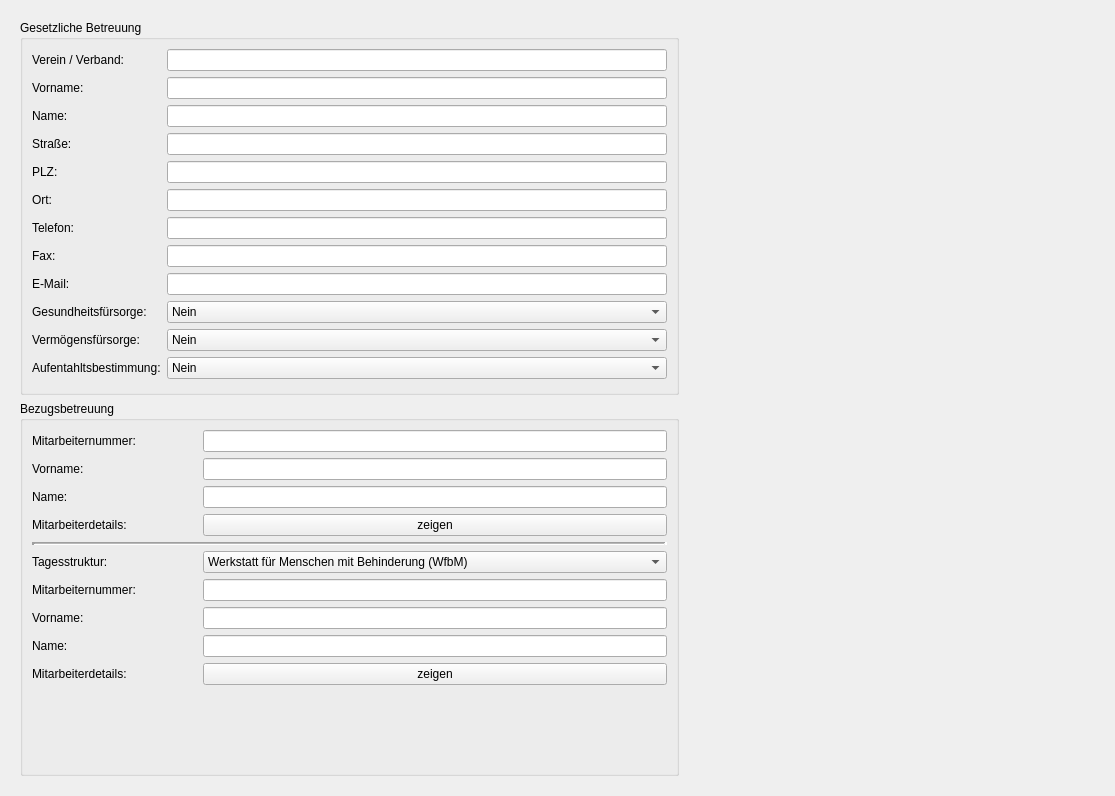
Robotregent/EBP, file ebp_client/betreuung.ui: the form before one commit.
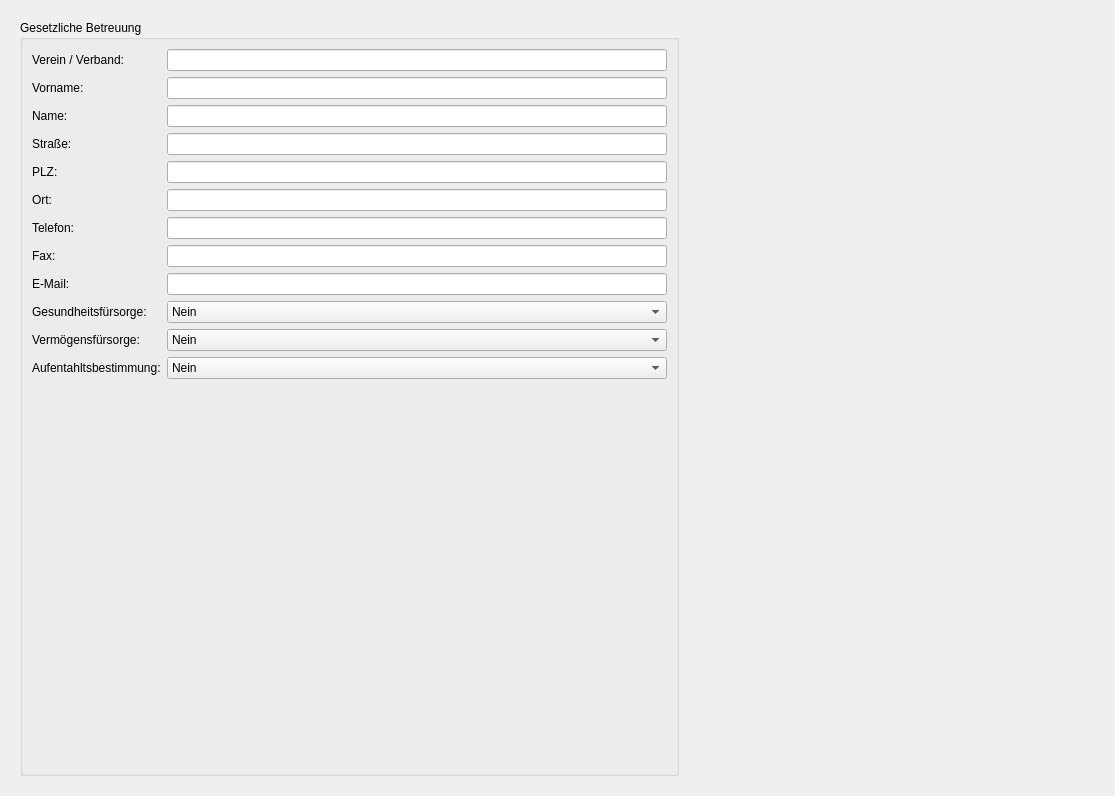
The form after the commit.

Commit message: Betreuung lesen.

What changed in the file:
```diff
--- a/ebp_client/betreuung.ui
+++ b/ebp_client/betreuung.ui
@@ -29,9 +29,9 @@
       <property name="geometry">
        <rect>
         <x>0</x>
-        <y>-12</y>
-        <width>1081</width>
-        <height>790</height>
+        <y>0</y>
+        <width>1097</width>
+        <height>778</height>
        </rect>
       </property>
       <layout class="QGridLayout" name="gridLayout_2">
@@ -211,163 +211,6 @@
          </layout>
         </widget>
        </item>
-       <item row="1" column="0">
-        <widget class="QGroupBox" name="groupBox_2">
-         <property name="title">
-          <string>Bezugsbetreuung</string>
-         </property>
-         <layout class="QVBoxLayout" name="verticalLayout_2">
-          <item>
-           <layout class="QFormLayout" name="formLayout_2">
-            <property name="fieldGrowthPolicy">
-             <enum>QFormLayout::AllNonFixedFieldsGrow</enum>
-            </property>
-            <item row="0" column="0">
-             <widget class="QLabel" name="mitarbeiternrLabel">
-              <property name="minimumSize">
-               <size>
-                <width>165</width>
-                <height>0</height>
-               </size>
-              </property>
-              <property name="text">
-               <string>Mitarbeiternummer:</string>
-              </property>
-             </widget>
-            </item>
-            <item row="0" column="1">
-             <widget class="QLineEdit" name="mitarbeiternummerLineEdit"/>
-            </item>
-            <item row="1" column="0">
-             <widget class="QLabel" name="vornameLabel_2">
-              <property name="text">
-               <string>Vorname:</string>
-              </property>
-             </widget>
-            </item>
-            <item row="1" column="1">
-             <widget class="QLineEdit" name="vornameLineEdit_2"/>
-            </item>
-            <item row="2" column="0">
-             <widget class="QLabel" name="nameLabel_2">
-              <property name="text">
-               <string>Name:</string>
-              </property>
-             </widget>
-            </item>
-            <item row="2" column="1">
-             <widget class="QLineEdit" name="nameLineEdit_2"/>
-            </item>
-            <item row="3" column="0">
-             <widget class="QLabel" name="mitarbeiterdetailsLabel">
-              <property name="text">
-               <string>Mitarbeiterdetails:</string>
-              </property>
-             </widget>
-            </item>
-            <item row="3" column="1">
-             <widget class="QPushButton" name="mitarbeiterdetailsPushButton">
-              <property name="text">
-               <string>zeigen</string>
-              </property>
-             </widget>
-            </item>
-            <item row="4" column="0" colspan="2">
-             <widget class="Line" name="line_2">
-              <property name="frameShadow">
-               <enum>QFrame::Sunken</enum>
-              </property>
-              <property name="lineWidth">
-               <number>3</number>
-              </property>
-              <property name="midLineWidth">
-               <number>1</number>
-              </property>
-              <property name="orientation">
-               <enum>Qt::Horizontal</enum>
-              </property>
-             </widget>
-            </item>
-            <item row="5" column="0">
-             <widget class="QLabel" name="tagesstrukturLabel">
-              <property name="text">
-               <string>Tagesstruktur:</string>
-              </property>
-             </widget>
-            </item>
-            <item row="5" column="1">
-             <widget class="QComboBox" name="tagesstrukturComboBox">
-              <item>
-               <property name="text">
-                <string>Werkstatt für Menschen mit Behinderung (WfbM)</string>
-               </property>
-              </item>
-              <item>
-               <property name="text">
-                <string>Förder- und Betreuungsbereich (FuB)</string>
-               </property>
-              </item>
-              <item>
-               <property name="text">
-                <string>Seniorenbetreuung</string>
-               </property>
-              </item>
-              <item>
-               <property name="text">
-                <string>Weitere</string>
-               </property>
-              </item>
-             </widget>
-            </item>
-            <item row="6" column="0">
-             <widget class="QLabel" name="mitarbeiternummerLabel_2">
-              <property name="text">
-               <string>Mitarbeiternummer:</string>
-              </property>
-             </widget>
-            </item>
-            <item row="6" column="1">
-             <widget class="QLineEdit" name="mitarbeiternummerLineEdit_2"/>
-            </item>
-            <item row="7" column="0">
-             <widget class="QLabel" name="vornameLabel_3">
-              <property name="text">
-               <string>Vorname:</string>
-              </property>
-             </widget>
-            </item>
-            <item row="7" column="1">
-             <widget class="QLineEdit" name="vornameLineEdit_3"/>
-            </item>
-            <item row="8" column="0">
-             <widget class="QLabel" name="nameLabel_3">
-              <property name="text">
-               <string>Name:</string>
-              </property>
-             </widget>
-            </item>
-            <item row="8" column="1">
-             <widget class="QLineEdit" name="nameLineEdit_3"/>
-            </item>
-            <item row="9" column="0">
-             <widget class="QLabel" name="mitarbeiterdetailsLabel_2">
-              <property name="text">
-               <string>Mitarbeiterdetails:</string>
-              </property>
-             </widget>
-            </item>
-            <item row="9" column="1">
-             <widget class="QPushButton" name="mitarbeiterdetailsPushButton_2">
-              <property name="text">
-               <string>zeigen</string>
-              </property>
-             </widget>
-            </item>
-           </layout>
-          </item>
-         </layout>
-        </widget>
-       </item>
        <item row="0" column="1">
         <spacer name="horizontalSpacer">
          <property name="orientation">
```
The commit also changes 4 other files.
